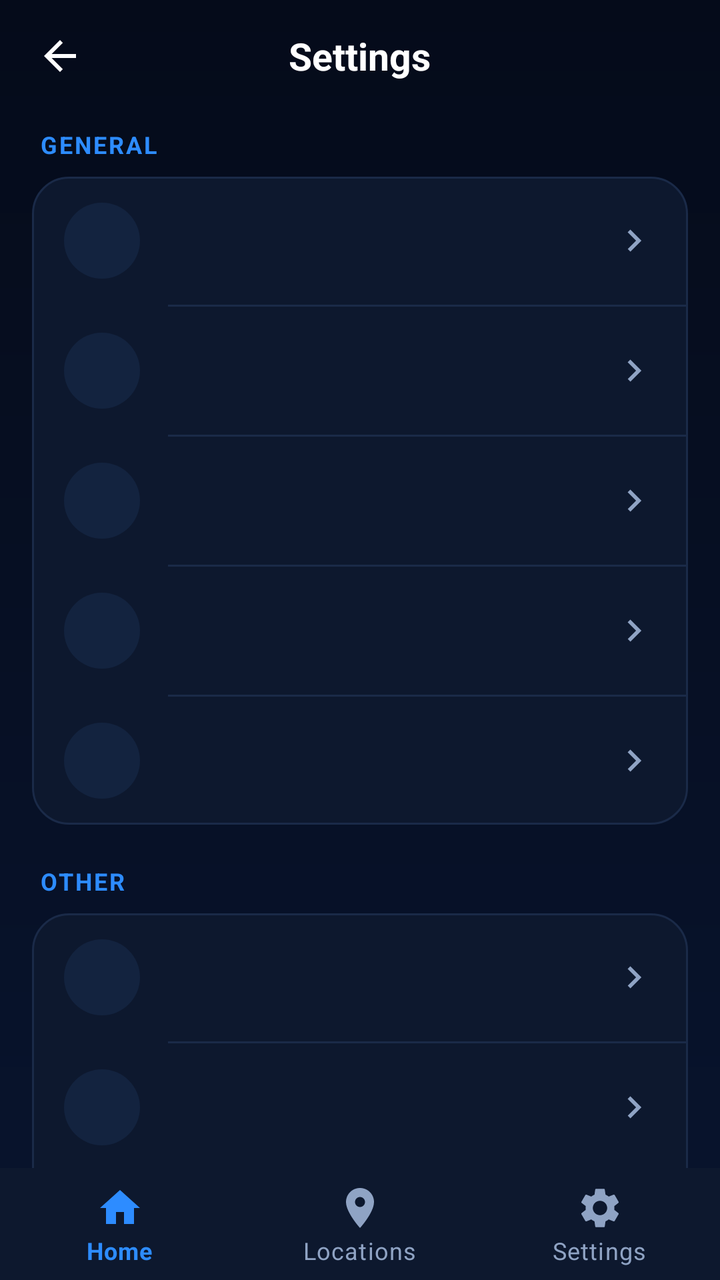
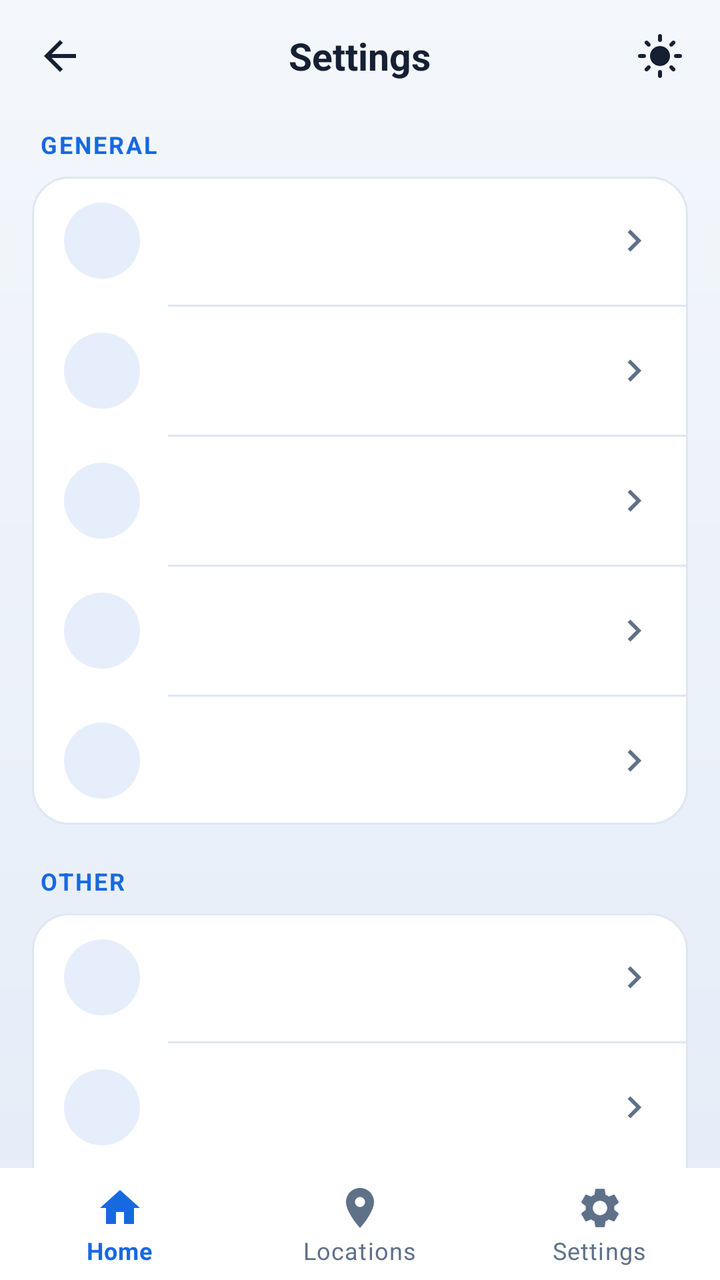

An Android layout rendered at two revisions. The XML below is the earlier revision; the diff shows what the commit changed to produce the second picture.
<!-- AndroidManifest.xml: application theme Theme.FastVPN -->
<!-- res/layout/activity_settings.xml -->
<?xml version="1.0" encoding="utf-8"?>
<LinearLayout xmlns:android="http://schemas.android.com/apk/res/android"
    xmlns:app="http://schemas.android.com/apk/res-auto"
    android:layout_width="match_parent"
    android:layout_height="match_parent"
    android:orientation="vertical"
    android:background="@drawable/bg_app">

    <FrameLayout
        android:layout_width="match_parent"
        android:layout_height="56dp"
        android:paddingHorizontal="8dp">
        <ImageButton
            android:id="@+id/buttonSettingsBack"
            android:layout_width="44dp"
            android:layout_height="44dp"
            android:layout_gravity="start|center_vertical"
            android:background="?attr/selectableItemBackgroundBorderless"
            android:contentDescription="Back"
            android:src="@drawable/ic_arrow_back"
            app:tint="@color/white" />
        <TextView
            android:layout_width="wrap_content"
            android:layout_height="wrap_content"
            android:layout_gravity="center"
            android:text="Settings"
            android:textColor="@color/white"
            android:textSize="19sp"
            android:textStyle="bold" />
    </FrameLayout>

    <ScrollView
        android:layout_width="match_parent"
        android:layout_height="0dp"
        android:layout_weight="1"
        android:scrollbars="none">
        <LinearLayout
            android:layout_width="match_parent"
            android:layout_height="wrap_content"
            android:orientation="vertical"
            android:paddingHorizontal="16dp"
            android:paddingBottom="20dp">

            <TextView
                android:layout_width="wrap_content" android:layout_height="wrap_content"
                android:layout_marginTop="8dp" android:layout_marginBottom="8dp" android:layout_marginStart="4dp"
                android:text="GENERAL" android:textColor="@color/primary"
                android:textSize="12sp" android:textStyle="bold" android:letterSpacing="0.08" />
            <LinearLayout
                android:layout_width="match_parent" android:layout_height="wrap_content"
                android:background="@drawable/bg_card" android:orientation="vertical">
                <include android:id="@+id/rowAutoConnect" layout="@layout/view_setting_row" android:layout_width="match_parent" android:layout_height="wrap_content" />
                <View android:layout_width="match_parent" android:layout_height="1dp" android:layout_marginStart="68dp" android:background="@color/divider" />
                <include android:id="@+id/rowProtocol" layout="@layout/view_setting_row" android:layout_width="match_parent" android:layout_height="wrap_content" />
                <View android:layout_width="match_parent" android:layout_height="1dp" android:layout_marginStart="68dp" android:background="@color/divider" />
                <include android:id="@+id/rowKillSwitch" layout="@layout/view_setting_row" android:layout_width="match_parent" android:layout_height="wrap_content" />
                <View android:layout_width="match_parent" android:layout_height="1dp" android:layout_marginStart="68dp" android:background="@color/divider" />
                <include android:id="@+id/rowSplit" layout="@layout/view_setting_row" android:layout_width="match_parent" android:layout_height="wrap_content" />
                <View android:layout_width="match_parent" android:layout_height="1dp" android:layout_marginStart="68dp" android:background="@color/divider" />
                <include android:id="@+id/rowDns" layout="@layout/view_setting_row" android:layout_width="match_parent" android:layout_height="wrap_content" />
            </LinearLayout>

            <TextView
                android:layout_width="wrap_content" android:layout_height="wrap_content"
                android:layout_marginTop="20dp" android:layout_marginBottom="8dp" android:layout_marginStart="4dp"
                android:text="OTHER" android:textColor="@color/primary"
                android:textSize="12sp" android:textStyle="bold" android:letterSpacing="0.08" />
            <LinearLayout
                android:layout_width="match_parent" android:layout_height="wrap_content"
                android:background="@drawable/bg_card" android:orientation="vertical">
                <include android:id="@+id/rowRate" layout="@layout/view_setting_row" android:layout_width="match_parent" android:layout_height="wrap_content" />
                <View android:layout_width="match_parent" android:layout_height="1dp" android:layout_marginStart="68dp" android:background="@color/divider" />
                <include android:id="@+id/rowShare" layout="@layout/view_setting_row" android:layout_width="match_parent" android:layout_height="wrap_content" />
                <View android:layout_width="match_parent" android:layout_height="1dp" android:layout_marginStart="68dp" android:background="@color/divider" />
                <include android:id="@+id/rowHelp" layout="@layout/view_setting_row" android:layout_width="match_parent" android:layout_height="wrap_content" />
                <View android:layout_width="match_parent" android:layout_height="1dp" android:layout_marginStart="68dp" android:background="@color/divider" />
                <include android:id="@+id/rowPrivacy" layout="@layout/view_setting_row" android:layout_width="match_parent" android:layout_height="wrap_content" />
                <View android:layout_width="match_parent" android:layout_height="1dp" android:layout_marginStart="68dp" android:background="@color/divider" />
                <include android:id="@+id/rowTerms" layout="@layout/view_setting_row" android:layout_width="match_parent" android:layout_height="wrap_content" />
                <View android:layout_width="match_parent" android:layout_height="1dp" android:layout_marginStart="68dp" android:background="@color/divider" />
                <include android:id="@+id/rowAbout" layout="@layout/view_setting_row" android:layout_width="match_parent" android:layout_height="wrap_content" />
            </LinearLayout>
        </LinearLayout>
    </ScrollView>

    <com.google.android.material.bottomnavigation.BottomNavigationView
        android:id="@+id/bottomNav"
        android:layout_width="match_parent"
        android:layout_height="wrap_content"
        android:background="@color/cardBackground"
        app:elevation="0dp"
        app:itemIconTint="@color/nav_item_color"
        app:itemTextColor="@color/nav_item_color"
        app:labelVisibilityMode="labeled"
        app:menu="@menu/menu_bottom_nav" />
</LinearLayout>
<!-- res/layout/view_setting_row.xml (included above) -->
<?xml version="1.0" encoding="utf-8"?>
<LinearLayout xmlns:android="http://schemas.android.com/apk/res/android"
    xmlns:app="http://schemas.android.com/apk/res-auto"
    android:id="@+id/rowRoot"
    android:layout_width="match_parent"
    android:layout_height="wrap_content"
    android:background="?attr/selectableItemBackground"
    android:clickable="true"
    android:focusable="true"
    android:gravity="center_vertical"
    android:minHeight="64dp"
    android:orientation="horizontal"
    android:paddingHorizontal="16dp"
    android:paddingVertical="10dp">

    <ImageView
        android:id="@+id/rowIcon"
        android:layout_width="38dp"
        android:layout_height="38dp"
        android:background="@drawable/bg_icon_circle"
        android:importantForAccessibility="no"
        android:padding="9dp"
        app:tint="@color/white" />

    <LinearLayout
        android:layout_width="0dp"
        android:layout_height="wrap_content"
        android:layout_weight="1"
        android:layout_marginStart="14dp"
        android:orientation="vertical">
        <TextView
            android:id="@+id/rowTitle"
            android:layout_width="wrap_content"
            android:layout_height="wrap_content"
            android:textColor="@color/white"
            android:textSize="16sp"
            android:textStyle="bold" />
        <TextView
            android:id="@+id/rowSubtitle"
            android:layout_width="wrap_content"
            android:layout_height="wrap_content"
            android:layout_marginTop="1dp"
            android:textColor="@color/gray"
            android:textSize="12sp" />
    </LinearLayout>

    <com.google.android.material.switchmaterial.SwitchMaterial
        android:id="@+id/rowSwitch"
        android:layout_width="wrap_content"
        android:layout_height="wrap_content"
        android:visibility="gone" />

    <ImageView
        android:id="@+id/rowChevron"
        android:layout_width="22dp"
        android:layout_height="22dp"
        android:importantForAccessibility="no"
        android:src="@drawable/ic_chevron_right"
        app:tint="@color/gray" />
</LinearLayout>
<!-- resources referenced by this layout -->
<resources>
  <color name="cardBackground">#0D182E</color>
  <color name="divider">#1A2A48</color>
  <color name="gray">#8FA3C4</color>
  <color name="primary">#2D8CFF</color>
  <color name="white">#FFFFFF</color>
  <!-- drawable bg_app (drawable) -->
  <?xml version="1.0" encoding="utf-8"?>
  <shape xmlns:android="http://schemas.android.com/apk/res/android" android:shape="rectangle">
      <gradient android:angle="270" android:startColor="@color/background" android:endColor="@color/backgroundEnd" />
  </shape>
  <!-- drawable bg_card (drawable) -->
  <?xml version="1.0" encoding="utf-8"?>
  <shape xmlns:android="http://schemas.android.com/apk/res/android" android:shape="rectangle">
      <solid android:color="@color/cardBackground" />
      <stroke android:width="1dp" android:color="@color/divider" />
      <corners android:radius="18dp" />
  </shape>
  <!-- drawable bg_icon_circle (drawable) -->
  <?xml version="1.0" encoding="utf-8"?>
  <shape xmlns:android="http://schemas.android.com/apk/res/android" android:shape="oval">
      <solid android:color="@color/iconCircle" />
  </shape>
  <!-- drawable ic_chevron_right (drawable) -->
  <vector xmlns:android="http://schemas.android.com/apk/res/android"
      android:width="24dp" android:height="24dp" android:viewportWidth="24" android:viewportHeight="24">
      <path android:fillColor="#FFFFFF" android:pathData="M10,6L8.59,7.41 13.17,12l-4.58,4.59L10,18l6,-6z"/>
  </vector>
  <style name="Theme.FastVPN" parent="Theme.MaterialComponents.NoActionBar">
          <item name="colorPrimary">@color/primary</item>
          <item name="colorPrimaryDark">@color/primaryDark</item>
          <item name="colorSecondary">@color/accent</item>
          <item name="colorAccent">@color/accent</item>
          <item name="colorSurface">@color/cardBackground</item>
          <item name="colorOnSurface">@color/black</item>
          <item name="android:windowBackground">@color/background</item>
          <item name="android:statusBarColor">@android:color/transparent</item>
          <item name="android:navigationBarColor">@color/background</item>
          <item name="android:windowLightStatusBar">false</item>
          <item name="android:fontFamily">sans-serif</item>
      </style>
  <color name="background">#050B1A</color>
  <color name="backgroundEnd">#08142E</color>
  <color name="iconCircle">#13233F</color>
  <color name="primaryDark">#0A2A66</color>
  <color name="accent">#22E58B</color>
  <color name="black">#F2F6FF</color>
  <!-- unchanged entries left out for length: 1 -->
</resources>

<!-- the commit's change to res/layout/activity_settings.xml (unified diff, before → after) -->
@@ -18,13 +18,22 @@
             android:background="?attr/selectableItemBackgroundBorderless"
             android:contentDescription="Back"
             android:src="@drawable/ic_arrow_back"
-            app:tint="@color/white" />
+            app:tint="@color/textPrimary" />
+        <ImageButton
+            android:id="@+id/buttonThemeSettings"
+            android:layout_width="44dp"
+            android:layout_height="44dp"
+            android:layout_gravity="end|center_vertical"
+            android:background="?attr/selectableItemBackgroundBorderless"
+            android:contentDescription="Switch theme"
+            android:src="@drawable/ic_theme_light"
+            app:tint="@color/textPrimary" />
         <TextView
             android:layout_width="wrap_content"
             android:layout_height="wrap_content"
             android:layout_gravity="center"
             android:text="Settings"
-            android:textColor="@color/white"
+            android:textColor="@color/textPrimary"
             android:textSize="19sp"
             android:textStyle="bold" />
     </FrameLayout>
@@ -74,12 +83,22 @@
                 <View android:layout_width="match_parent" android:layout_height="1dp" android:layout_marginStart="68dp" android:background="@color/divider" />
                 <include android:id="@+id/rowHelp" layout="@layout/view_setting_row" android:layout_width="match_parent" android:layout_height="wrap_content" />
                 <View android:layout_width="match_parent" android:layout_height="1dp" android:layout_marginStart="68dp" android:background="@color/divider" />
+                <include android:id="@+id/rowAdChoices" layout="@layout/view_setting_row" android:layout_width="match_parent" android:layout_height="wrap_content" />
+                <View android:layout_width="match_parent" android:layout_height="1dp" android:layout_marginStart="68dp" android:background="@color/divider" />
                 <include android:id="@+id/rowPrivacy" layout="@layout/view_setting_row" android:layout_width="match_parent" android:layout_height="wrap_content" />
                 <View android:layout_width="match_parent" android:layout_height="1dp" android:layout_marginStart="68dp" android:background="@color/divider" />
                 <include android:id="@+id/rowTerms" layout="@layout/view_setting_row" android:layout_width="match_parent" android:layout_height="wrap_content" />
                 <View android:layout_width="match_parent" android:layout_height="1dp" android:layout_marginStart="68dp" android:background="@color/divider" />
                 <include android:id="@+id/rowAbout" layout="@layout/view_setting_row" android:layout_width="match_parent" android:layout_height="wrap_content" />
             </LinearLayout>
+
+            
+            <FrameLayout
+                android:id="@+id/nativeBannerContainer"
+                android:layout_width="match_parent"
+                android:layout_height="wrap_content"
+                android:layout_marginTop="20dp"
+                android:visibility="gone" />
         </LinearLayout>
     </ScrollView>
 
@@ -117,7 +136,7 @@
         android:background="@drawable/bg_icon_circle"
         android:importantForAccessibility="no"
         android:padding="9dp"
-        app:tint="@color/white" />
+        app:tint="@color/textPrimary" />
 
     <LinearLayout
         android:layout_width="0dp"
@@ -129,7 +148,7 @@
             android:id="@+id/rowTitle"
             android:layout_width="wrap_content"
             android:layout_height="wrap_content"
-            android:textColor="@color/white"
+            android:textColor="@color/textPrimary"
             android:textSize="16sp"
             android:textStyle="bold" />
         <TextView
<!-- resource entries referenced after the edit -->
@@ -1,10 +1,10 @@
 <!-- resources referenced by this layout -->
 <resources>
-  <color name="cardBackground">#0D182E</color>
-  <color name="divider">#1A2A48</color>
-  <color name="gray">#8FA3C4</color>
-  <color name="primary">#2D8CFF</color>
-  <color name="white">#FFFFFF</color>
+  <color name="cardBackground">#FFFFFF</color>
+  <color name="divider">#DFE7F2</color>
+  <color name="gray">#5F7089</color>
+  <color name="primary">#1769E0</color>
+  <color name="textPrimary">#152033</color>
   <!-- drawable bg_app (drawable) -->
   <?xml version="1.0" encoding="utf-8"?>
   <shape xmlns:android="http://schemas.android.com/apk/res/android" android:shape="rectangle">
@@ -27,25 +27,30 @@
       android:width="24dp" android:height="24dp" android:viewportWidth="24" android:viewportHeight="24">
       <path android:fillColor="#FFFFFF" android:pathData="M10,6L8.59,7.41 13.17,12l-4.58,4.59L10,18l6,-6z"/>
   </vector>
-  <style name="Theme.FastVPN" parent="Theme.MaterialComponents.NoActionBar">
+  <!-- drawable ic_theme_light (drawable) -->
+  <vector xmlns:android="http://schemas.android.com/apk/res/android"
+      android:width="24dp" android:height="24dp" android:viewportWidth="24" android:viewportHeight="24">
+      <path android:fillColor="#FFFFFF" android:pathData="M12,7c-2.76,0 -5,2.24 -5,5s2.24,5 5,5 5,-2.24 5,-5 -2.24,-5 -5,-5zM2,13h2c0.55,0 1,-0.45 1,-1s-0.45,-1 -1,-1H2c-0.55,0 -1,0.45 -1,1s0.45,1 1,1zM20,13h2c0.55,0 1,-0.45 1,-1s-0.45,-1 -1,-1h-2c-0.55,0 -1,0.45 -1,1s0.45,1 1,1zM11,2v2c0,0.55 0.45,1 1,1s1,-0.45 1,-1V2c0,-0.55 -0.45,-1 -1,-1s-1,0.45 -1,1zM11,20v2c0,0.55 0.45,1 1,1s1,-0.45 1,-1v-2c0,-0.55 -0.45,-1 -1,-1s-1,0.45 -1,1zM5.99,4.58c-0.39,-0.39 -1.03,-0.39 -1.41,0 -0.39,0.39 -0.39,1.03 0,1.41l1.06,1.06c0.39,0.39 1.03,0.39 1.41,0s0.39,-1.03 0,-1.41L5.99,4.58zM18.36,16.95c-0.39,-0.39 -1.03,-0.39 -1.41,0 -0.39,0.39 -0.39,1.03 0,1.41l1.06,1.06c0.39,0.39 1.03,0.39 1.41,0 0.39,-0.39 0.39,-1.03 0,-1.41l-1.06,-1.06zM19.42,5.99c0.39,-0.39 0.39,-1.03 0,-1.41 -0.39,-0.39 -1.03,-0.39 -1.41,0l-1.06,1.06c-0.39,0.39 -0.39,1.03 0,1.41s1.03,0.39 1.41,0l1.06,-1.06zM7.05,18.36c0.39,-0.39 0.39,-1.03 0,-1.41 -0.39,-0.39 -1.03,-0.39 -1.41,0l-1.06,1.06c-0.39,0.39 -0.39,1.03 0,1.41s1.03,0.39 1.41,0l1.06,-1.06z"/>
+  </vector>
+  <style name="Theme.FastVPN" parent="Theme.FastVPN.Base" />
+  <color name="background">#F4F7FB</color>
+  <color name="backgroundEnd">#E4ECF8</color>
+  <color name="iconCircle">#E6EEFB</color>
+  <style name="Theme.FastVPN.Base" parent="Theme.MaterialComponents.DayNight.NoActionBar">
           <item name="colorPrimary">@color/primary</item>
           <item name="colorPrimaryDark">@color/primaryDark</item>
           <item name="colorSecondary">@color/accent</item>
           <item name="colorAccent">@color/accent</item>
           <item name="colorSurface">@color/cardBackground</item>
-          <item name="colorOnSurface">@color/black</item>
+          <item name="colorOnSurface">@color/textPrimary</item>
           <item name="android:windowBackground">@color/background</item>
           <item name="android:statusBarColor">@android:color/transparent</item>
           <item name="android:navigationBarColor">@color/background</item>
-          <item name="android:windowLightStatusBar">false</item>
+          <item name="android:windowLightStatusBar">@bool/light_bars</item>
           <item name="android:fontFamily">sans-serif</item>
       </style>
-  <color name="background">#050B1A</color>
-  <color name="backgroundEnd">#08142E</color>
-  <color name="iconCircle">#13233F</color>
-  <color name="primaryDark">#0A2A66</color>
-  <color name="accent">#22E58B</color>
-  <color name="black">#F2F6FF</color>
+  <color name="primaryDark">#0B3D91</color>
+  <color name="accent">#12A35E</color>
   <!-- unchanged entries left out for length: 1 -->
 </resources>
 
